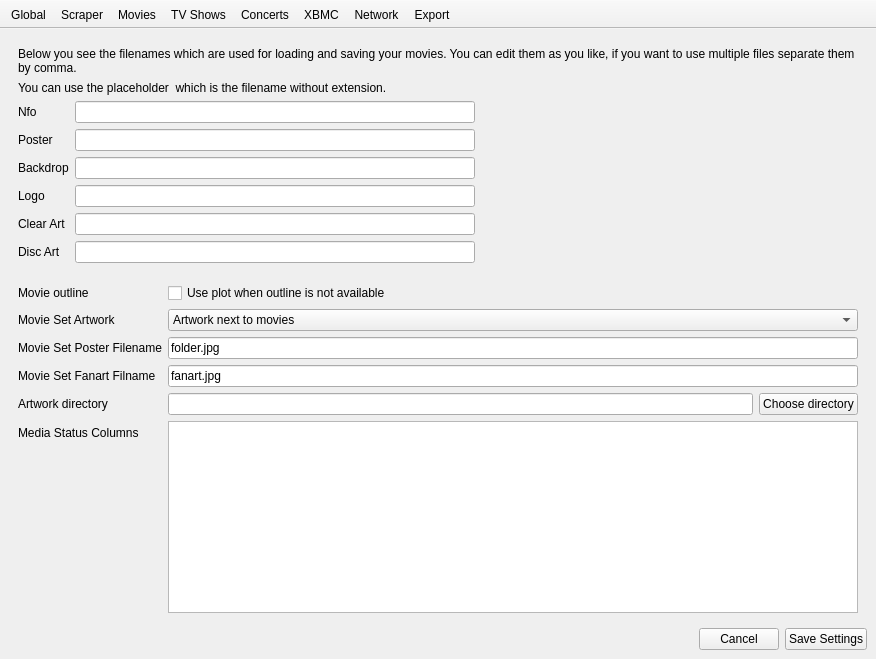
First picture: the form in settings/SettingsWindow.ui, repository Komet/MediaElch, before the edit.
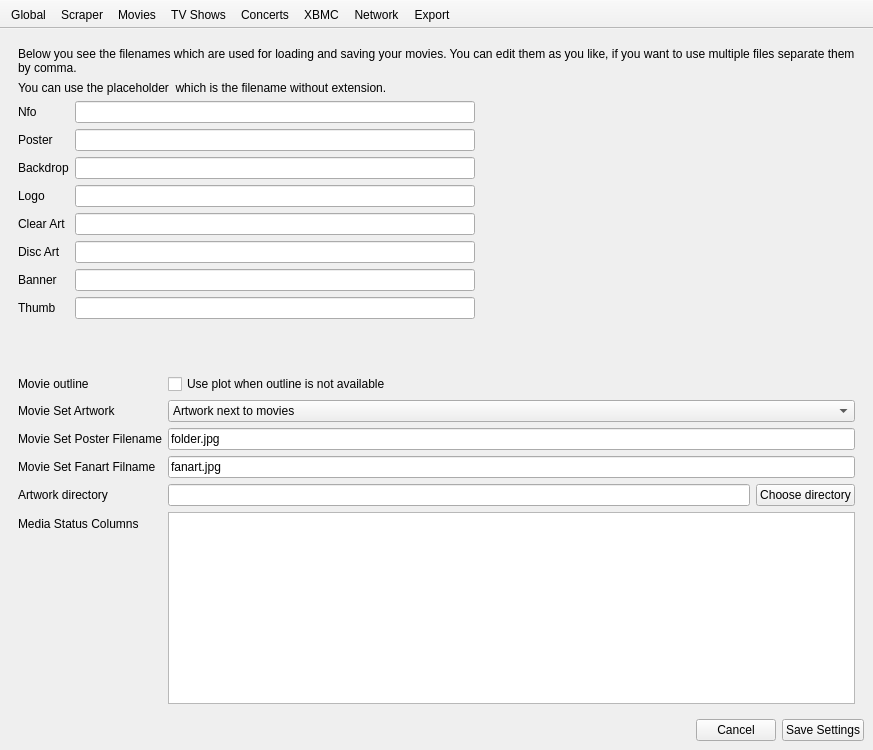
Second picture: the form after the edit. The open tabs and pages were chosen to show the change. Icons and pictures are not drawn. Custom widgets are drawn as their Qt base class.

Commit message: Fixes #654 Fixes #655 Support for banners and thumbs for movies

What changed in the file:
```diff
--- a/settings/SettingsWindow.ui
+++ b/settings/SettingsWindow.ui
@@ -9,8 +9,8 @@
    <rect>
     <x>0</x>
     <y>0</y>
-    <width>876</width>
-    <height>659</height>
+    <width>873</width>
+    <height>750</height>
    </rect>
   </property>
   <property name="windowTitle">
@@ -361,6 +361,40 @@
             </property>
            </widget>
           </item>
+          <item row="6" column="0">
+           <widget class="QLabel" name="label">
+            <property name="text">
+             <string>Banner</string>
+            </property>
+           </widget>
+          </item>
+          <item row="7" column="0">
+           <widget class="QLabel" name="label_50">
+            <property name="text">
+             <string>Thumb</string>
+            </property>
+           </widget>
+          </item>
+          <item row="6" column="1">
+           <widget class="QLineEdit" name="movieBanner">
+            <property name="maximumSize">
+             <size>
+              <width>400</width>
+              <height>16777215</height>
+             </size>
+            </property>
+           </widget>
+          </item>
+          <item row="7" column="1">
+           <widget class="QLineEdit" name="movieThumb">
+            <property name="maximumSize">
+             <size>
+              <width>400</width>
+              <height>16777215</height>
+             </size>
+            </property>
+           </widget>
+          </item>
          </layout>
         </item>
         <item>
```
The commit also changes 41 other files.
